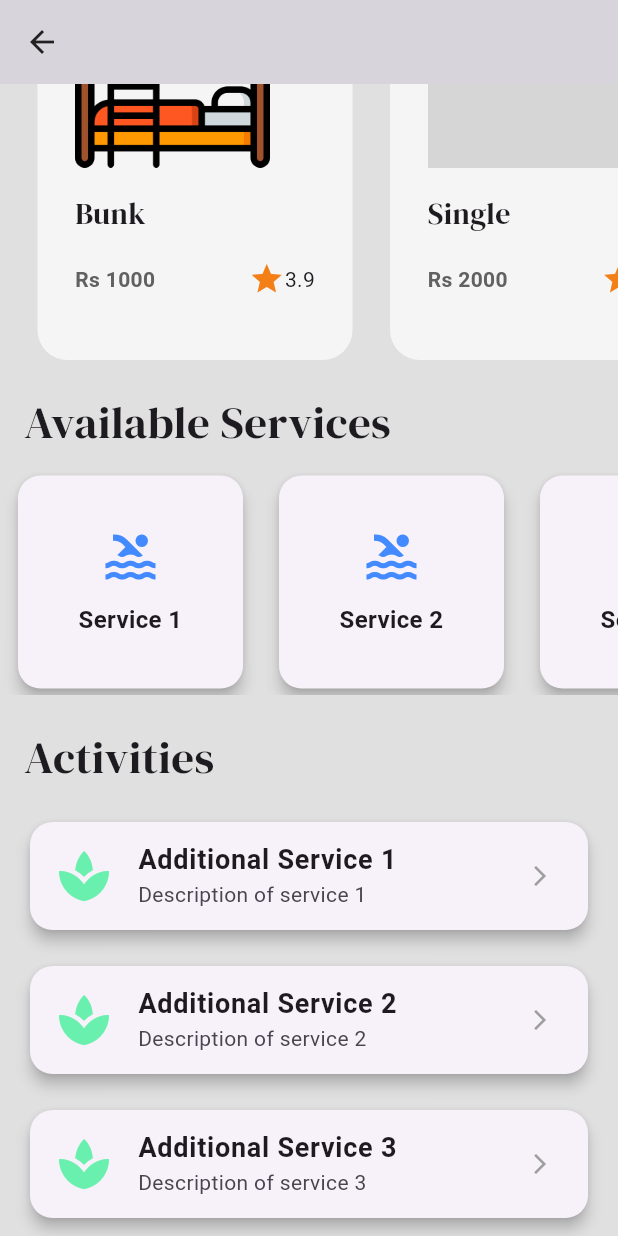
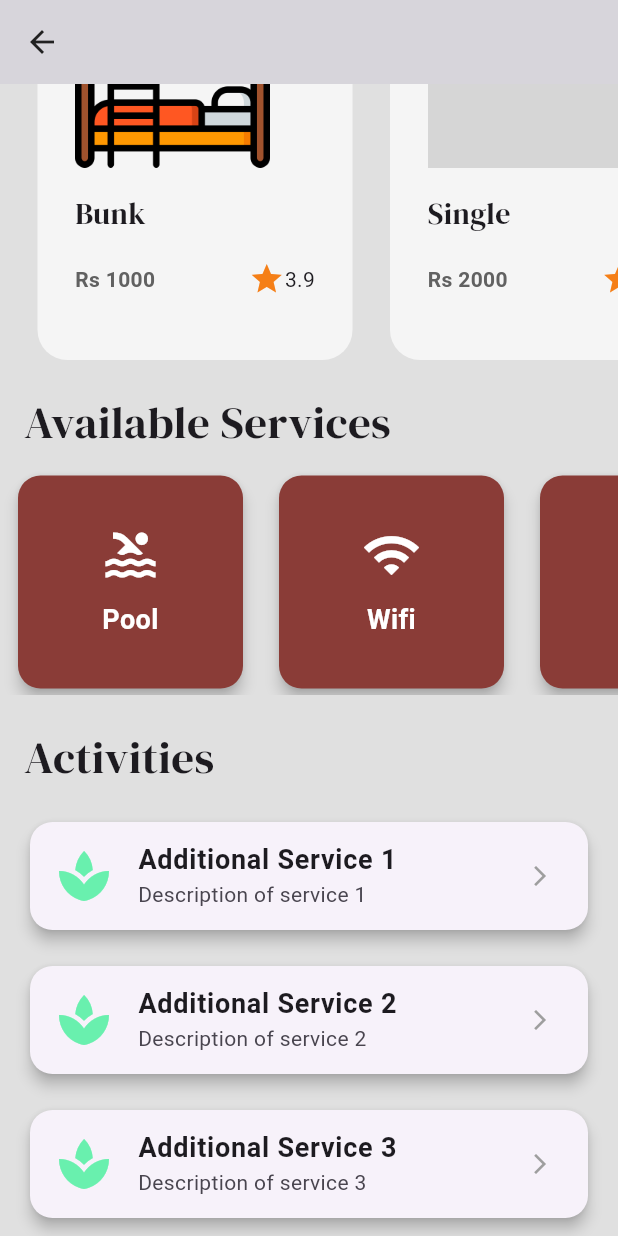
Before and after one commit to Mohit-Adhikari/Hotel-Management-, a Flutter app: the HotelDetailsPage screen opened directly with empty values, scrolled down 439 dp, on a phone screen of 412 x 824 dp. Run offline on Flutter 3.47's test engine with Material 3 defaults, Android fonts, the phone set to English and light mode, and no system bars; our stand-ins replace google_fonts; grey boxes are pictures that could not be loaded.

Commit message:
added colors to the available services list builder

```diff
--- /dev/null
+++ b/lib/models/services.dart
@@ -0,0 +1,12 @@
+import 'package:flutter/material.dart';
+
+class Services {
+  String name;
+  Icon icon;
+
+  Services({required this.name, required this.icon});
+
+  // Updated or removed the private getters based on use case
+  String get _name => this.name; // If needed (optional)
+  Icon get _icon => this.icon;   // If needed (optional)
+}
--- a/lib/pages/hotel_details_page.dart
+++ b/lib/pages/hotel_details_page.dart
@@ -2,6 +2,8 @@ import 'package:flutter/material.dart';
 import 'package:google_fonts/google_fonts.dart';
 import 'package:hotel_management/components/roomtiles.dart';
 import 'package:hotel_management/models/rooms.dart';
+import 'package:hotel_management/models/services.dart';
+import 'package:hotel_management/themes/colors.dart';
 import '../models/hotels.dart';
 
 class HotelDetailsPage extends StatefulWidget {
@@ -29,6 +31,12 @@ class _HotelDetailsPageState extends State<HotelDetailsPage> {
         price: 'Rs 3000',
         imagePath: 'lib/images/balcony.png',
         rating: '3.9'),
+  ];
+
+  List service = [
+    Services(icon: Icon(Icons.pool), name: 'Pool'),
+    Services(icon: Icon(Icons.wifi), name: 'Wifi'),
+    Services(icon: Icon(Icons.ac_unit), name: 'AC'),
   ];
   @override
   Widget build(BuildContext context) {
@@ -110,7 +118,8 @@ class _HotelDetailsPageState extends State<HotelDetailsPage> {
               height: 150,
               child: ListView.builder(
                 scrollDirection: Axis.horizontal,
-                itemCount: 3,
+                itemCount:
+                    service.length, // Use service.length for dynamic list size
                 itemBuilder: (context, index) {
                   return Padding(
                     padding: const EdgeInsets.symmetric(horizontal: 8.0),
@@ -118,6 +127,7 @@ class _HotelDetailsPageState extends State<HotelDetailsPage> {
                       shape: RoundedRectangleBorder(
                         borderRadius: BorderRadius.circular(15),
                       ),
+                      color: primaryColor,
                       elevation: 4,
                       child: Container(
                         width: 150,
@@ -126,16 +136,21 @@ class _HotelDetailsPageState extends State<HotelDetailsPage> {
                           mainAxisAlignment: MainAxisAlignment.center,
                           children: [
                             Icon(
-                              Icons.pool,
-                              size: 40,
-                              color: Colors.blueAccent,
+                              service[index]
+                                  .icon
+                                  .icon, // Access icon data from the Icon widget in service
+                              size: 40, // Increased size
+                              color:
+                                  Colors.white, // Changed color to blueAccent
                             ),
                             SizedBox(height: 10),
                             Text(
-                              "Service ${index + 1}",
+                              service[index].name, // Use the service name
                               textAlign: TextAlign.center,
                               style: TextStyle(
-                                  fontSize: 16, fontWeight: FontWeight.bold),
+                                  fontSize: 18,
+                                  fontWeight: FontWeight.bold,
+                                  color: Colors.white),
                             ),
                           ],
                         ),
```
